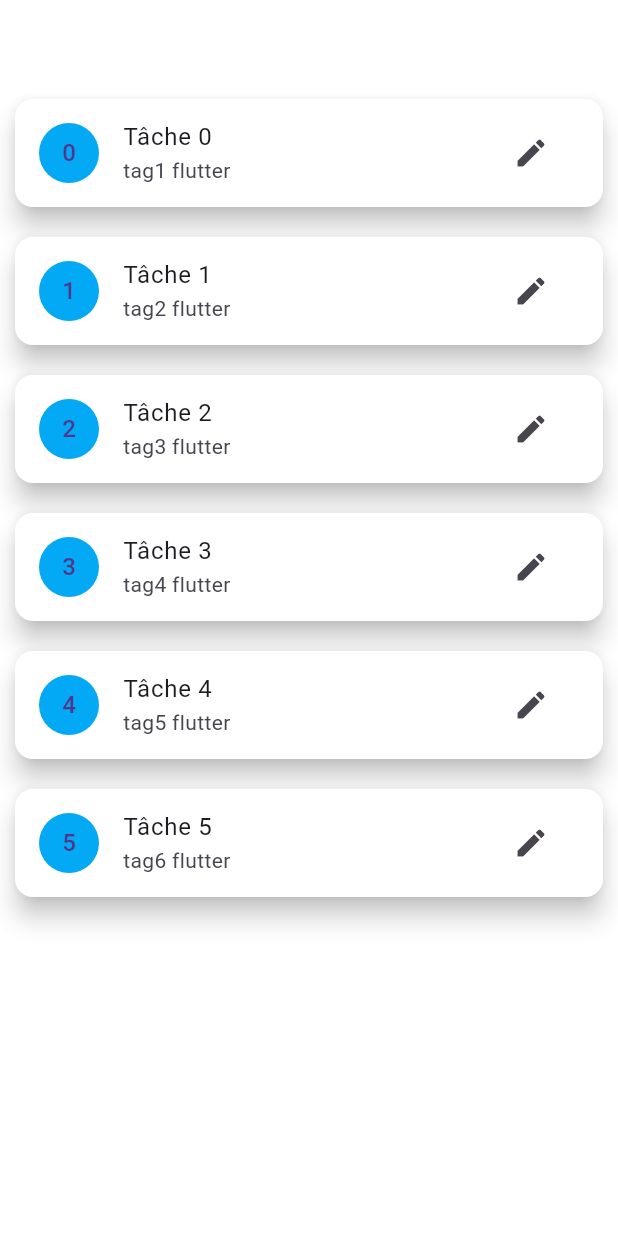
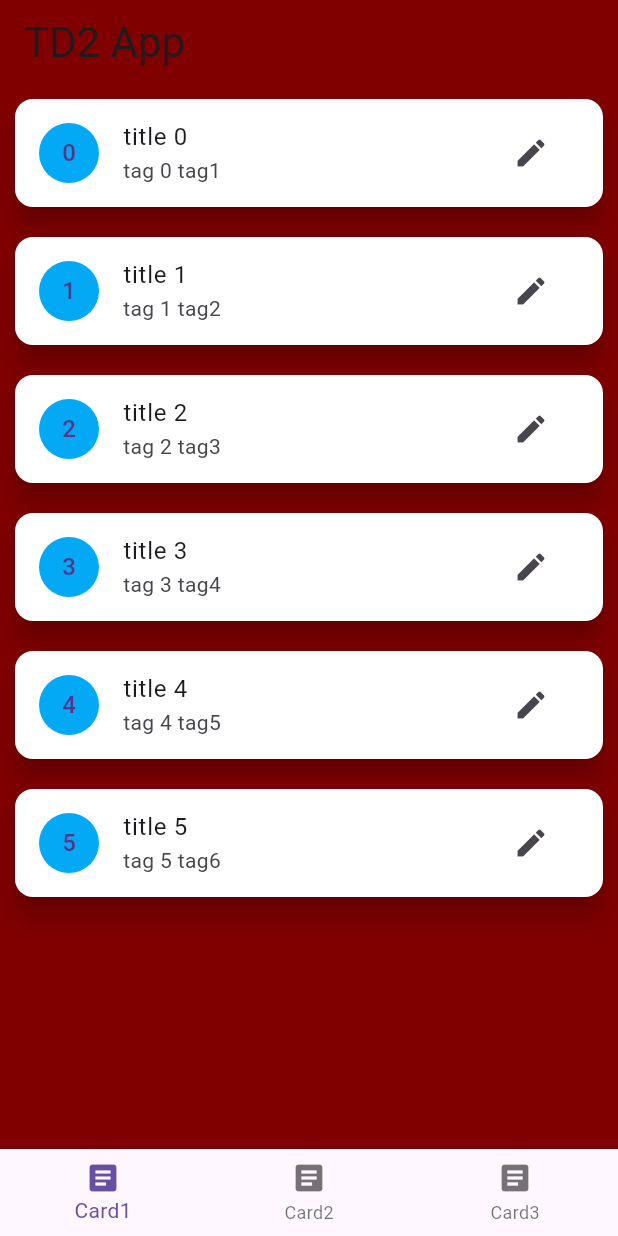
Before and after one commit to morchid65/td2_flutter, a Flutter app: the screen it shows after launch, on a phone screen of 412 x 824 dp. Run offline on Flutter 3.47's test engine with Material 3 defaults, Android fonts, the phone set to English and light mode, and no system bars; our stand-ins replace google_fonts.

Commit message:
modifs de fichiers

```diff
--- a/lib/card1.dart
+++ b/lib/card1.dart
@@ -1,9 +1,9 @@
 import 'package:flutter/material.dart';
-import './models/task.dart';
+import '/models/task.dart';
 import 'detail.dart';
 
 class Ecran1 extends StatelessWidget {
-  final List<Task> myTasks = Task.generateTasks(6);
+  final List<Task> myTasks = Task.generateTask(6); // ✅ méthode corrigée
 
   Ecran1({super.key});
 
@@ -19,7 +19,7 @@ class Ecran1 extends StatelessWidget {
           child: ListTile(
             leading: CircleAvatar(
               backgroundColor: Colors.lightBlue,
-              child: Text(myTasks[index].id),
+              child: Text('${myTasks[index].id}'), // ✅ conversion en String
             ),
             title: Text(myTasks[index].title),
             subtitle: Text(myTasks[index].tags.join(" ")),
--- a/lib/detail.dart
+++ b/lib/detail.dart
@@ -32,7 +32,7 @@ class Detail extends StatelessWidget {
                 Card(
                   child: ListTile(
                     title: const Text('Heures'),
-                    subtitle: Text('${task.nbHours}'),
+                    subtitle: Text('${task.nbhours}'),
                   ),
                 ),
                 Card(
@@ -61,7 +61,7 @@ class Detail extends StatelessWidget {
                   child: Text(myTask.title[0]),
                 ),
                 title: Text(myTask.title),
-                subtitle: Text(myTask.task.join(", ")),
+                subtitle: Text(myTask.tags.join(", ")),
                 trailing: IconButton(
                   icon: const Icon(Icons.edit),
                   onPressed: () {},
--- a/lib/home.dart
+++ b/lib/home.dart
@@ -1,21 +1,17 @@
 import 'package:flutter/material.dart';
-import './card1.dart';
-import './card2.dart';
-import './card3.dart';
+import 'card1.dart';
+import 'card2.dart';
+import 'card3.dart';
 
 class Home extends StatefulWidget {
   @override
-   State<Home> createState() => _HomeState();
+  _HomeState createState() => _HomeState();
 }
 
 class _HomeState extends State<Home> {
   int _selectedIndex = 0;
 
-    static List<Widget> pages = <Widget>[
-      Ecran1(),
-      Ecran2(),
-      Ecran3(),
-    ];
+  static List<Widget> pages = <Widget>[Ecran1(), Ecran2(), Ecran3()];
 
   void _onItemTapped(int index) {
     setState(() {
@@ -27,30 +23,21 @@ class _HomeState extends State<Home> {
   Widget build(BuildContext context) {
     return Scaffold(
       appBar: AppBar(
-          title: const Text('TD2'),
-          titleTextStyle: Theme.of(context).textTheme.headlineMedium,
+        title: Text(
+          'TD2 App',
+          style: Theme.of(context).textTheme.headlineMedium,
         ),
-        body: Center(
-          child: pages.elementAt(_selectedIndex),
       ),
+      body: pages[_selectedIndex],
       bottomNavigationBar: BottomNavigationBar(
+        selectedItemColor: Theme.of(context).textSelectionTheme.selectionColor,
+        currentIndex: _selectedIndex,
+        onTap: _onItemTapped,
         items: const <BottomNavigationBarItem>[
-            BottomNavigationBarItem(
-              icon: Icon(Icons.home),
-              label: 'Screen1',
-            ),
-            BottomNavigationBarItem(
-              icon: Icon(Icons.business),
-              label: 'Screen2',
-            ),
-            BottomNavigationBarItem(
-              icon: Icon(Icons.school),
-              label: 'Screen3',
-            ),
+          BottomNavigationBarItem(icon: Icon(Icons.article), label: 'Card1'),
+          BottomNavigationBarItem(icon: Icon(Icons.article), label: 'Card2'),
+          BottomNavigationBarItem(icon: Icon(Icons.article), label: 'Card3'),
         ],
-          currentIndex: _selectedIndex,
-          selectedItemColor: Theme.of(context).textSelectionTheme.selectionColor,
-          onTap: _onItemTapped,
       ),
     );
   }
--- a/lib/main.dart
+++ b/lib/main.dart
@@ -1,43 +1,31 @@
 import 'package:flutter/material.dart';
-import 'card1.dart';
+import 'home.dart';
 
 void main() {
-  runApp(const MyApp());
+  runApp(MyApp());
 }
 
 class MyApp extends StatelessWidget {
-  const MyApp({super.key});
+  MyApp({super.key});
 
   @override
   Widget build(BuildContext context) {
     return MaterialApp(
       title: 'Gestion des tâches',
       theme: ThemeData(
-        scaffoldBackgroundColor: const Color(800000),
-        appBarTheme: const AppBarTheme(
-          backgroundColor: Color(800000),
+        scaffoldBackgroundColor: Color(0xFF800000),
+        appBarTheme: AppBarTheme(
+          backgroundColor: Color(0xFF800000),
           foregroundColor: Colors.white,
         ),
-        cardColor: const Color(800000),
-        textTheme: const TextTheme(
+        cardColor: Color(0xFF800000),
+        textTheme: TextTheme(
           bodyMedium: TextStyle(color: Colors.white),
           titleLarge: TextStyle(color: Colors.white),
         ),
-        iconTheme: const IconThemeData(color: Colors.white),
+        iconTheme: IconThemeData(color: Colors.white),
       ),
-      home: const HomePage(),
+      home: Home(), // ✅ corrigé ici
     );
   }
 }
-
-class HomePage extends StatelessWidget {
-  const HomePage({super.key});
-
-  @override
-  Widget build(BuildContext context) {
-    return Scaffold(
-      appBar: AppBar(title: const Text('Mes tâches')),
-      body: Ecran1(),
-    );
-  }
-}
--- a/lib/models/task.dart
+++ b/lib/models/task.dart
@@ -1,62 +1,57 @@
 import 'package:flutter/material.dart';
 
 class Task {
-  final String id;
-  final String title;
-  final String description;
-  final int nbHours;
-  final int difficulty;
-  final List<String> tags;
-  final Color color;
-  final List<String> task;
+  int id;
+  String title;
+  List<String> tags;
+  int nbhours;
+  int difficulty;
+  String description;
+  Color color;
 
   Task({
     required this.id,
     required this.title,
+    required this.tags,
+    required this.nbhours,
+    required this.difficulty,
     required this.description,
-    required this.nbHours,
-    required this.difficulty,
-    required this.tags,
     required this.color,
-    required this.task,
   });
 
-  static List<Task> generateTasks(int count) {
-    return List.generate(count, (index) {
-      return Task(
-        id: '$index',
-        title: 'Tâche $index',
-        description: 'Description de la tâche $index',
-        nbHours: 2 + index,
-        difficulty: (index % 5) + 1,
-        tags: ['tag${index + 1}', 'flutter'],
-        color: Colors.primaries[index % Colors.primaries.length],
-        task: ['Étape A', 'Étape B'],
+  static List<Task> generateTask(int i) {
+    List<Task> tasks = [];
+    for (int n = 0; n < i; n++) {
+      tasks.add(
+        Task(
+          id: n,
+          title: "title $n",
+          tags: ['tag $n', 'tag${n + 1}'],
+          nbhours: n,
+          difficulty: n,
+          description: '$n',
+          color: Colors.lightBlue,
+        ),
       );
-    });
+    }
+    return tasks;
   }
-}
 
 static Task fromJson(Map<String, dynamic> json) {
-    final tags = <String>[];
-    final Color clr ;
+    final tags =
+        (json['tags'] as List?)?.map((e) => e.toString()).toList() ?? [];
 
-    clr = Colors.greenAccent;
-
-    if (json['tags'] != null) {
-      json['tags'].forEach((t) {
-        tags.add(t);
-      });
-    }
-}
-
-return Task(
+    return Task(
       id: json['id'],
       title: json['title'],
+      tags: tags,
+      nbhours: json['nbhours'],
+      difficulty: json['difficulty'],
       description: json['description'],
-      nbHours: json['nbHours'],
-      difficulty: json['difficulty'],
-      tags: tags,
-      color: clr,
-      task: List<String>.from(json['task'] ?? []),
+      color: json['color'] != null
+          ? Color(int.parse(json['color'], radix: 16))
+          : Colors.greenAccent,
     );
+  }
+
+}
```
Also changed, not shown: lib/card2.dart (+64 -6 lines), pubspec.yaml (+7 -74 lines), assets/tasks.json (renamed from lib/models/task.json), pubspec.lock. Lines whose indentation alone changed are shown as unchanged.
